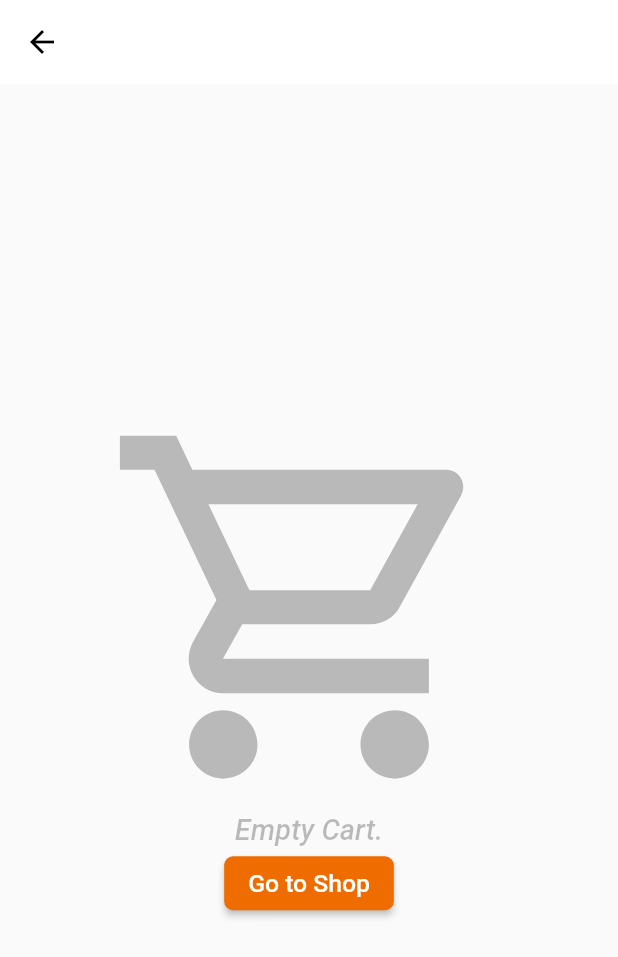
After one commit to codevirtss/growbymargin, a Flutter app: the BlankCart screen opened directly, on a phone screen of 412 x 824 dp. The commit adds this screen. Shown: the top 957 px of the screen. Run offline on Flutter 3.47's test engine with Material 2 defaults, Android fonts, the light colour scheme and no system bars; our stand-ins replace carousel_slider, cloud_firestore, eva_icons_flutter, firebase_auth, firebase_core, firebase_database and 4 more; missing offline and left inert: epub_viewer; accounts and stored records are empty; network calls fail; Roboto replaces fonts that are missing (Prompt).

Commit message:
Cart Page Remove button, blank cart page, total field.

```diff
--- /dev/null
+++ b/lib/Screens/blank_cart.dart
@@ -0,0 +1,65 @@
+import 'package:flutter/material.dart';
+import 'package:flutter/cupertino.dart';
+import 'package:google_fonts/google_fonts.dart';
+import 'package:growbymargin/Screens/home.dart';
+import 'package:sizer/sizer.dart';
+
+class BlankCart extends StatefulWidget {
+  const BlankCart({ Key? key }) : super(key: key);
+
+  @override
+  _BlankCartState createState() => _BlankCartState();
+}
+
+class _BlankCartState extends State<BlankCart> {
+  @override
+  Widget build(BuildContext context) {
+    return Scaffold(
+      appBar: AppBar(
+        elevation: 0,
+      ),
+      body: Container(
+        child: Column(
+          mainAxisAlignment: MainAxisAlignment.center,
+          crossAxisAlignment: CrossAxisAlignment.center,
+          children: <Widget>[
+            Center(child: Icon(Icons.shopping_cart_outlined,color: Colors.black26,size: 200.sp,)),
+            Center(
+              child: Text(
+                'Empty Cart.',
+                style: GoogleFonts.prompt(
+                    textStyle: TextStyle(
+                    color: Colors.black26,
+                    fontSize: 14.sp,
+                    fontWeight: FontWeight.w500,
+                    fontStyle: FontStyle.italic
+                  )
+                ),
+              ),
+            ),
+            Center(
+              child: MaterialButton(
+                onPressed: (){
+                  Navigator.pop(context);
+                  Navigator.push(context, MaterialPageRoute(builder: (context)=>Home()));
+                },
+                color: Colors.orange[800],
+                //height: 45,
+                shape: RoundedRectangleBorder(
+                    borderRadius: BorderRadius.circular(6)),
+                child: Text(
+                  'Go to Shop',
+                  style: GoogleFonts.prompt(
+                      textStyle: TextStyle(
+                          color: Colors.white,
+                          fontSize: 12.sp,
+                          fontWeight: FontWeight.w500)),
+                ),
+              ),
+            )
+          ],
+        ),
+      ),
+    );
+  }
+}
--- a/lib/Screens/home.dart
+++ b/lib/Screens/home.dart
@@ -3,6 +3,7 @@ import 'package:cloud_firestore/cloud_firestore.dart';
 import 'package:flutter/material.dart';
 import 'package:flutter/cupertino.dart';
 import 'package:google_fonts/google_fonts.dart';
+import 'package:growbymargin/Screens/blank_cart.dart';
 import 'package:growbymargin/Screens/bookdetail.dart';
 import 'package:growbymargin/Screens/bottomNavBar.dart';
 import 'package:growbymargin/Screens/cart.dart';
```
Also changed, not shown: lib/Screens/cart.dart (+25 -5 lines).
